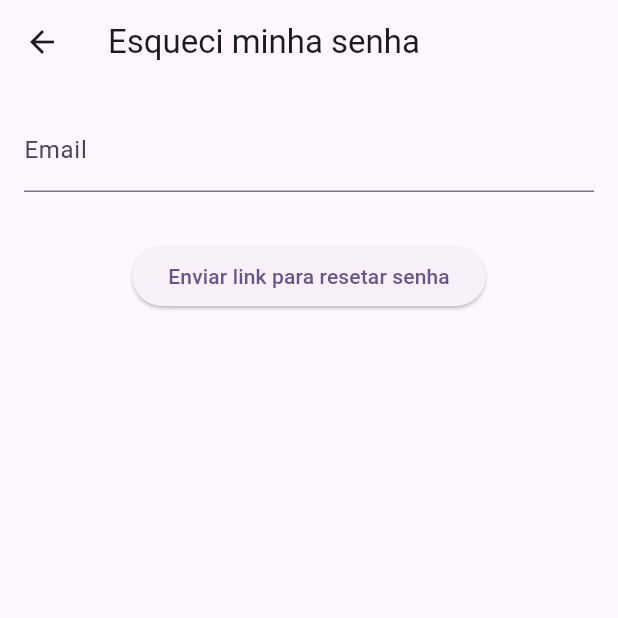
After one commit to AudioTrap/projetos_flutter, a Flutter app: the screen it shows after launch, after a tap on "Entrar", after a tap on "Esqueci minha senha", on a phone screen of 412 x 824 dp, the top half of it. The commit adds this screen. Run offline on Flutter 3.47's test engine with Material 3 defaults, Android fonts, the light colour scheme and no system bars; our stand-ins replace firebase_auth, firebase_core; accounts and stored records are empty; network calls fail.

Commit message:
tela de login, cadastro e senha

```diff
--- /dev/null
+++ b/audiotrap/lib/forgot_password_page.dart
@@ -0,0 +1,75 @@
+import 'package:flutter/material.dart';
+import 'package:firebase_auth/firebase_auth.dart';
+
+class ForgotPasswordPage extends StatefulWidget {
+  const ForgotPasswordPage({super.key});
+
+  @override
+  State<ForgotPasswordPage> createState() => _ForgotPasswordPageState();
+}
+
+class _ForgotPasswordPageState extends State<ForgotPasswordPage> {
+  final TextEditingController emailController = TextEditingController();
+  String? infoMessage;
+  String? errorMessage;
+  bool isLoading = false;
+
+  Future<void> sendResetEmail() async {
+    setState(() {
+      infoMessage = null;
+      errorMessage = null;
+      isLoading = true;
+    });
+
+    try {
+      await FirebaseAuth.instance.sendPasswordResetEmail(
+        email: emailController.text.trim(),
+      );
+      setState(() {
+        infoMessage = 'Link para resetar a senha enviado! Verifique seu email.';
+        isLoading = false;
+      });
+    } on FirebaseAuthException catch (e) {
+      setState(() {
+        errorMessage = e.message ?? 'Erro ao enviar email.';
+        isLoading = false;
+      });
+    } catch (_) {
+      setState(() {
+        errorMessage = 'Erro inesperado.';
+        isLoading = false;
+      });
+    }
+  }
+
+  @override
+  Widget build(BuildContext context) {
+    return Scaffold(
+      appBar: AppBar(title: const Text('Esqueci minha senha')),
+      body: Padding(
+        padding: const EdgeInsets.all(16),
+        child: Column(
+          children: [
+            TextField(
+              controller: emailController,
+              keyboardType: TextInputType.emailAddress,
+              decoration: const InputDecoration(labelText: 'Email'),
+            ),
+            const SizedBox(height: 12),
+            if (infoMessage != null)
+              Text(infoMessage!, style: const TextStyle(color: Colors.green)),
+            if (errorMessage != null)
+              Text(errorMessage!, style: const TextStyle(color: Colors.red)),
+            const SizedBox(height: 20),
+            isLoading
+                ? const CircularProgressIndicator()
+                : ElevatedButton(
+                  onPressed: sendResetEmail,
+                  child: const Text('Enviar link para resetar senha'),
+                ),
+          ],
+        ),
+      ),
+    );
+  }
+}
--- a/audiotrap/lib/login_page.dart
+++ b/audiotrap/lib/login_page.dart
@@ -1,5 +1,6 @@
 import 'package:flutter/material.dart';
 import 'package:firebase_auth/firebase_auth.dart';
+import 'forgot_password_page.dart';
 
 class LoginPage extends StatefulWidget {
   final VoidCallback onLoginSuccess;
@@ -49,9 +50,14 @@ class _LoginPageState extends State<LoginPage> {
             const SizedBox(height: 12),
             if (errorMessage != null)
               Text(errorMessage!, style: const TextStyle(color: Colors.red)),
-            ElevatedButton(
-              onPressed: signIn,
-              child: const Text("Entrar"),
+            ElevatedButton(onPressed: signIn, child: const Text("Entrar")),
+            TextButton(
+              onPressed: () {
+                Navigator.of(context).push(
+                  MaterialPageRoute(builder: (_) => const ForgotPasswordPage()),
+                );
+              },
+              child: const Text("Esqueci minha senha"),
             ),
           ],
         ),
@@ -59,4 +65,3 @@ class _LoginPageState extends State<LoginPage> {
     );
   }
 }
-//naaaooooo
```
Also changed, not shown: audiotrap/lib/signup_page.dart (added, +123 -0 lines).
